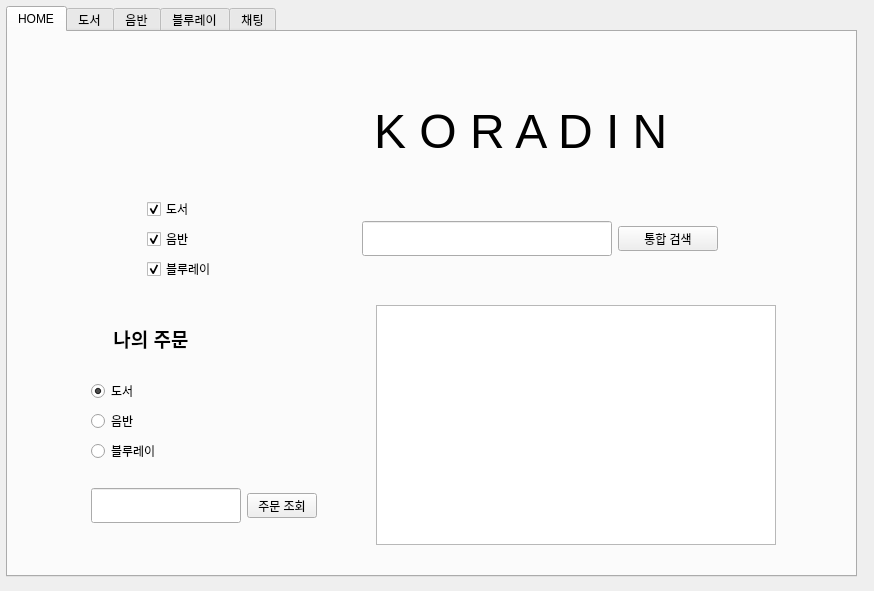
Old version of the form client.ui in the repository Henry93s/koradin.
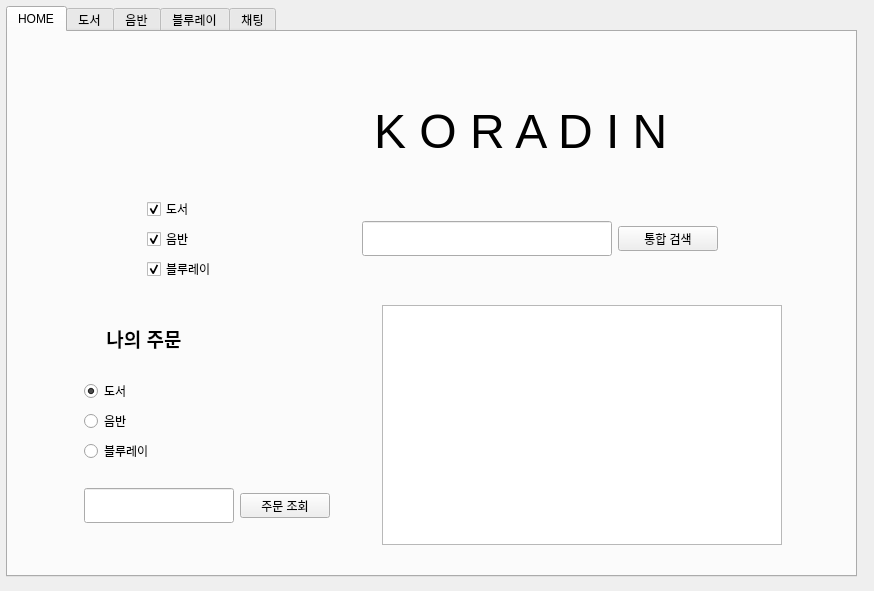
New version of the form.

Commit message: Feat: Client(UI) 추가된 탭 blueray, music, HOME 에 대한 국제화 처리

What changed in the file:
```diff
--- a/client.ui
+++ b/client.ui
@@ -35,7 +35,7 @@
     <attribute name="title">
      <string>HOME</string>
     </attribute>
-    <widget class="QWidget" name="">
+    <widget class="QWidget" name="layoutWidget">
      <property name="geometry">
       <rect>
        <x>30</x>
@@ -369,13 +369,13 @@
               </property>
               <property name="minimumSize">
                <size>
-                <width>70</width>
+                <width>90</width>
                 <height>25</height>
                </size>
               </property>
               <property name="maximumSize">
                <size>
-                <width>70</width>
+                <width>90</width>
                 <height>25</height>
                </size>
               </property>
```
The commit also changes 2 other files.
